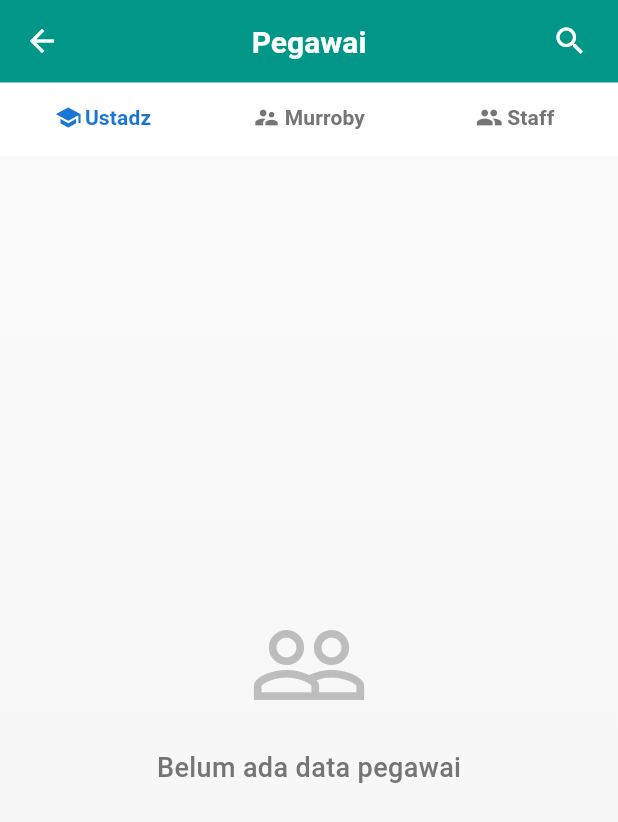
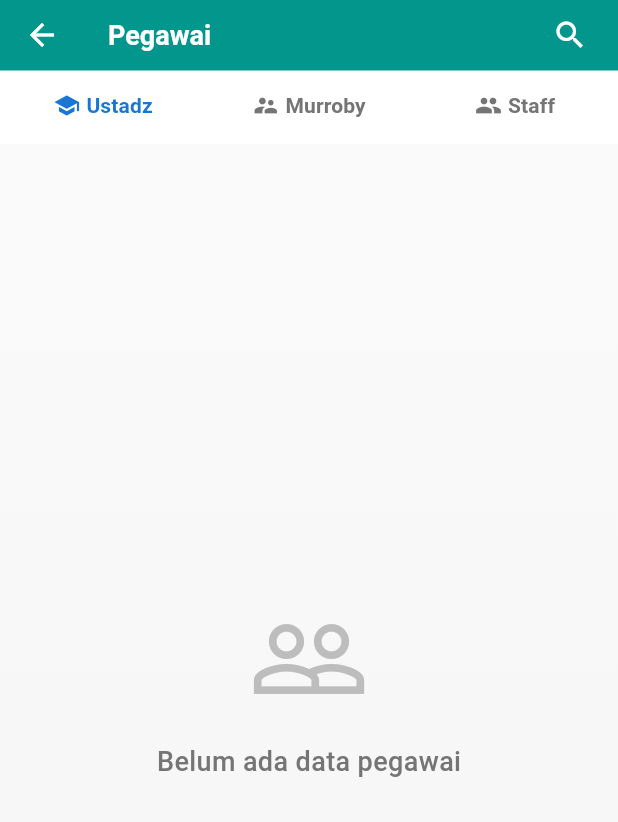
Before and after one commit to muhammadalifalhusain/PPATQ-RF_MobileAPK, a Flutter app: the PegawaiDataScreen screen opened directly, on a phone screen of 412 x 824 dp. Shown: the top 822 px of the screen. Run offline on Flutter 3.47's test engine with Material 3 defaults, Android fonts, the phone set to English and light mode, and no system bars; our stand-ins replace carousel_slider, flutter_html, flutter_vector_icons, font_awesome_flutter, image_picker and 1 more; missing offline and left inert: dart:ffi; accounts and stored records are empty.

Commit message:
fix layout header app bar

```diff
--- a/frontend/lib/screens/pegawai_screen.dart
+++ b/frontend/lib/screens/pegawai_screen.dart
@@ -416,20 +416,19 @@ class _PegawaiDataScreenState extends State<PegawaiDataScreen>
 
   PreferredSizeWidget _buildAppBar() {
     return AppBar(
-      elevation: 0,
       backgroundColor: Colors.teal,
-      centerTitle: true,
-      iconTheme: const IconThemeData(
-        color: Colors.white,
-      ),
-      title: _isSearching
+      elevation: 1,
+      toolbarHeight: 48,
+      automaticallyImplyLeading: true,
+      centerTitle: false,
+      iconTheme: const IconThemeData(color: Colors.white),       title: _isSearching
           ? null
           : const Text(
               'Pegawai',
               style: TextStyle(
-                fontSize: 20,
+                color: Colors.white,
                 fontWeight: FontWeight.bold,
-                color: Colors.white,
+                fontSize: 18,
               ),
             ),
       actions: [
@@ -445,19 +444,15 @@ class _PegawaiDataScreenState extends State<PegawaiDataScreen>
       bottom: PreferredSize(
         preferredSize: Size.fromHeight(_isSearching ? 120 : 48),
         child: Column(
+          crossAxisAlignment: CrossAxisAlignment.start,
           children: [
-            if (_isSearching) _buildSearchField(),
+            if (_isSearching)
+              Padding(
+                padding: const EdgeInsets.symmetric(horizontal: 16, vertical: 8),
+                child: _buildSearchField(),
+              ),
             Container(
-              decoration: BoxDecoration(
-                color: Colors.white,
-                boxShadow: [
-                  BoxShadow(
-                    color: Colors.white.withOpacity(0.1),
-                    blurRadius: 4,
-                    offset: const Offset(0, 2),
-                  ),
-                ],
-              ),
+              color: Colors.white,
               child: TabBar(
                 controller: _tabController,
                 labelColor: Colors.blue[700],
@@ -472,30 +467,30 @@ class _PegawaiDataScreenState extends State<PegawaiDataScreen>
                   Tab(
                     child: Row(
                       mainAxisAlignment: MainAxisAlignment.center,
-                      children: [
+                      children: const [
                         Icon(Icons.school, size: 18),
-                        const SizedBox(width: 2),
-                        const Text('Ustadz'),
+                        SizedBox(width: 4),
+                        Text('Ustadz'),
                       ],
                     ),
                   ),
                   Tab(
                     child: Row(
                       mainAxisAlignment: MainAxisAlignment.center,
-                      children: [
+                      children: const [
                         Icon(Icons.supervisor_account, size: 18),
-                        const SizedBox(width: 3),
-                        const Text('Murroby'),
+                        SizedBox(width: 4),
+                        Text('Murroby'),
                       ],
                     ),
                   ),
                   Tab(
                     child: Row(
                       mainAxisAlignment: MainAxisAlignment.center,
-                      children: [
+                      children: const [
                         Icon(Icons.people, size: 18),
-                        const SizedBox(width: 3),
-                        const Text('Staff'),
+                        SizedBox(width: 4),
+                        Text('Staff'),
                       ],
                     ),
                   ),
@@ -507,6 +502,7 @@ class _PegawaiDataScreenState extends State<PegawaiDataScreen>
       ),
     );
   }
+
 
   @override
   void dispose() {
```
Also changed, not shown: frontend/lib/providers/auth_provider.dart (+0 -13 lines), frontend/lib/screens/about_screen.dart (+7 -8 lines), frontend/lib/screens/agenda_screen.dart (+11 -9 lines), frontend/lib/screens/dakwah_screen.dart (+5 -6 lines), frontend/lib/screens/dashboard/profile_dashboard.dart (+2 -12 lines), frontend/lib/screens/keluhan_screen.dart (+5 -6 lines), frontend/lib/screens/kesehatan_screen.dart (+23 -17 lines), frontend/lib/screens/ketahfidzan_screen.dart (+87 -99 lines).
